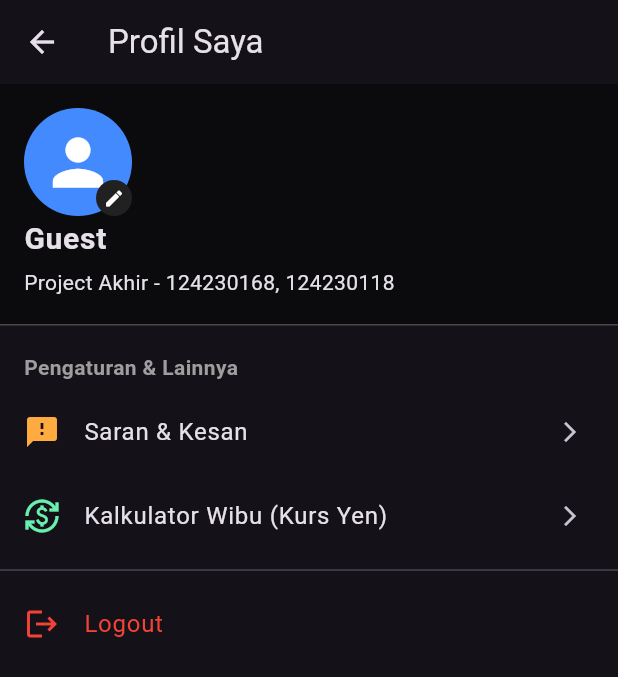
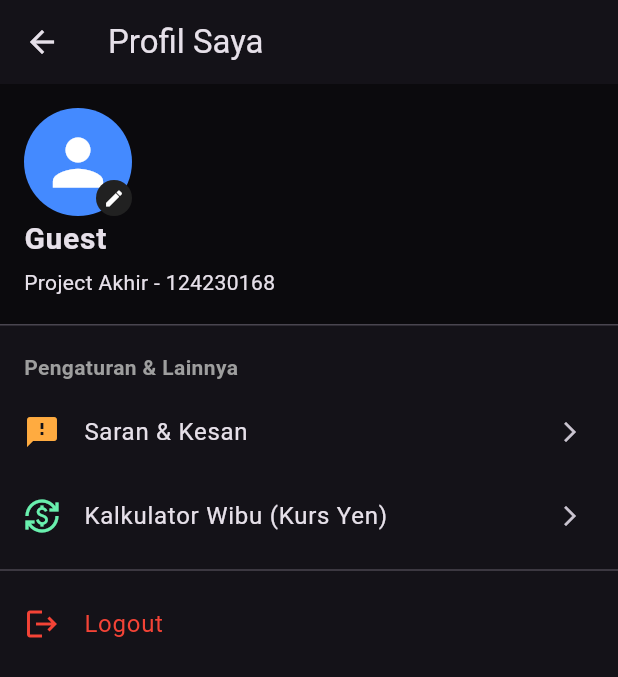
Before and after one commit to Rayhanslzy/124230168_Project_Akhir_Mobile_Teori, a Flutter app: the ProfileScreen screen opened directly, on a phone screen of 412 x 824 dp. Shown: the top 677 px of the screen. Run offline on Flutter 3.47's test engine with Material 3 defaults, Android fonts, the phone set to English and light mode, and no system bars; our stand-ins replace equatable, flutter_bloc, flutter_local_notifications, geocoding, geolocator, graphql_flutter and 5 more; missing offline and left inert: bcrypt; accounts and stored records are empty.

Commit message:
Update Minor

```diff
--- a/lib/screens/profile_screen.dart
+++ b/lib/screens/profile_screen.dart
@@ -82,7 +82,7 @@ class ProfileScreen extends StatelessWidget {
                   ),
                 ),
                 accountName: Text(username, style: const TextStyle(fontSize: 20, fontWeight: FontWeight.bold)),
-                accountEmail: const Text('Project Akhir - 124230168, 124230118'),
+                accountEmail: const Text('Project Akhir - 124230168'),
                 decoration: const BoxDecoration(color: Colors.black45),
               ),
 
```
